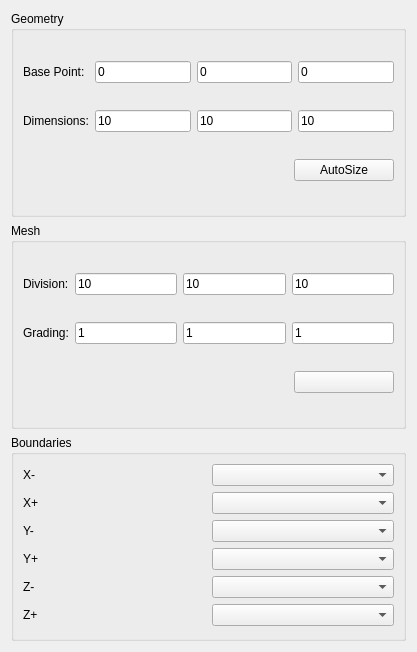
Above: GUIDialog/GUIMeshDialog/MeshBaseTypeBoxWidget.ui from eeaapp6/AppFlow-Agent before the change. Below: the same form after it.
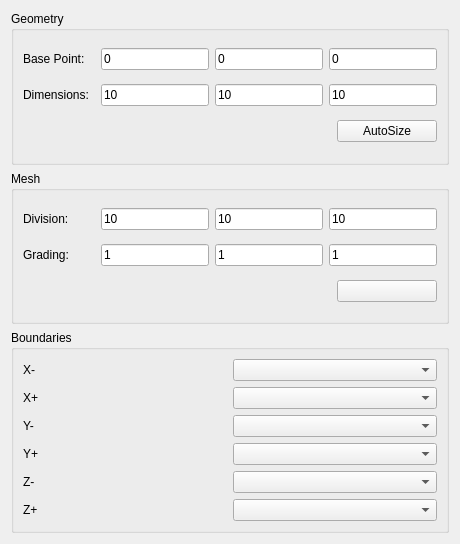
That is the form after the change. Custom widgets are drawn as their Qt base class.

What changed in the file:
```diff
--- a/GUIDialog/GUIMeshDialog/MeshBaseTypeBoxWidget.ui
+++ b/GUIDialog/GUIMeshDialog/MeshBaseTypeBoxWidget.ui
@@ -6,8 +6,8 @@
    <rect>
     <x>0</x>
     <y>0</y>
-    <width>417</width>
-    <height>652</height>
+    <width>460</width>
+    <height>544</height>
    </rect>
   </property>
   <property name="windowTitle">
@@ -232,65 +232,185 @@
         <string>Boundaries</string>
        </property>
        <layout class="QGridLayout" name="gridLayout_3">
+        <property name="leftMargin">
+         <number>9</number>
+        </property>
+        <property name="topMargin">
+         <number>9</number>
+        </property>
+        <property name="rightMargin">
+         <number>9</number>
+        </property>
+        <property name="bottomMargin">
+         <number>9</number>
+        </property>
         <item row="0" column="0">
+         <widget class="QWidget" name="widget_X0" native="true">
+          <layout class="QHBoxLayout" name="horizontalLayout_5">
+           <property name="leftMargin">
+            <number>0</number>
+           </property>
+           <property name="topMargin">
+            <number>0</number>
+           </property>
+           <property name="rightMargin">
+            <number>0</number>
+           </property>
+           <property name="bottomMargin">
+            <number>0</number>
+           </property>
+           <item>
          <widget class="GUI::CompBaseBoundaryLabel" name="label_X0">
           <property name="text">
            <string>X-</string>
           </property>
          </widget>
         </item>
-        <item row="0" column="1">
+           <item>
          <widget class="GUI::CompBaseBoundaryComboBox" name="comboBox_X0"/>
         </item>
+          </layout>
+         </widget>
+        </item>
         <item row="1" column="0">
+         <widget class="QWidget" name="widget_X1" native="true">
+          <layout class="QHBoxLayout" name="horizontalLayout_6">
+           <property name="leftMargin">
+            <number>0</number>
+           </property>
+           <property name="topMargin">
+            <number>0</number>
+           </property>
+           <property name="rightMargin">
+            <number>0</number>
+           </property>
+           <property name="bottomMargin">
+            <number>0</number>
+           </property>
+           <item>
          <widget class="GUI::CompBaseBoundaryLabel" name="label_X1">
           <property name="text">
            <string>X+</string>
           </property>
          </widget>
         </item>
-        <item row="1" column="1">
+           <item>
          <widget class="GUI::CompBaseBoundaryComboBox" name="comboBox_X1"/>
         </item>
+          </layout>
+         </widget>
+        </item>
         <item row="2" column="0">
+         <widget class="QWidget" name="widget_Y0" native="true">
+          <layout class="QHBoxLayout" name="horizontalLayout_7">
+           <property name="leftMargin">
+            <number>0</number>
+           </property>
+           <property name="topMargin">
+            <number>0</number>
+           </property>
+           <property name="rightMargin">
+            <number>0</number>
+           </property>
+           <property name="bottomMargin">
+            <number>0</number>
+           </property>
+           <item>
          <widget class="GUI::CompBaseBoundaryLabel" name="label_Y0">
           <property name="text">
            <string>Y-</string>
           </property>
          </widget>
         </item>
-        <item row="2" column="1">
+           <item>
          <widget class="GUI::CompBaseBoundaryComboBox" name="comboBox_Y0"/>
         </item>
+          </layout>
+         </widget>
+        </item>
         <item row="3" column="0">
+         <widget class="QWidget" name="widget_Y1" native="true">
+          <layout class="QHBoxLayout" name="horizontalLayout_8">
+           <property name="leftMargin">
+            <number>0</number>
+           </property>
+           <property name="topMargin">
+            <number>0</number>
+           </property>
+           <property name="rightMargin">
+            <number>0</number>
+           </property>
+           <property name="bottomMargin">
+            <number>0</number>
+           </property>
+           <item>
          <widget class="GUI::CompBaseBoundaryLabel" name="label_Y1">
           <property name="text">
            <string>Y+</string>
           </property>
          </widget>
         </item>
-        <item row="3" column="1">
+           <item>
          <widget class="GUI::CompBaseBoundaryComboBox" name="comboBox_Y1"/>
         </item>
+          </layout>
+         </widget>
+        </item>
         <item row="4" column="0">
+         <widget class="QWidget" name="widget_Z0" native="true">
+          <layout class="QHBoxLayout" name="horizontalLayout_9">
+           <property name="leftMargin">
+            <number>0</number>
+           </property>
+           <property name="topMargin">
+            <number>0</number>
+           </property>
+           <property name="rightMargin">
+            <number>0</number>
+           </property>
+           <property name="bottomMargin">
+            <number>0</number>
+           </property>
+           <item>
          <widget class="GUI::CompBaseBoundaryLabel" name="label_Z0">
           <property name="text">
            <string>Z-</string>
           </property>
          </widget>
         </item>
-        <item row="4" column="1">
+           <item>
          <widget class="GUI::CompBaseBoundaryComboBox" name="comboBox_Z0"/>
         </item>
+          </layout>
+         </widget>
+        </item>
         <item row="5" column="0">
+         <widget class="QWidget" name="widget_Z1" native="true">
+          <layout class="QHBoxLayout" name="horizontalLayout_10">
+           <property name="leftMargin">
+            <number>0</number>
+           </property>
+           <property name="topMargin">
+            <number>0</number>
+           </property>
+           <property name="rightMargin">
+            <number>0</number>
+           </property>
+           <property name="bottomMargin">
+            <number>0</number>
+           </property>
+           <item>
          <widget class="GUI::CompBaseBoundaryLabel" name="label_Z1">
           <property name="text">
            <string>Z+</string>
           </property>
          </widget>
         </item>
-        <item row="5" column="1">
+           <item>
          <widget class="GUI::CompBaseBoundaryComboBox" name="comboBox_Z1"/>
+           </item>
+          </layout>
+         </widget>
         </item>
        </layout>
       </widget>
```
Lines whose indentation alone changed are shown as unchanged.
